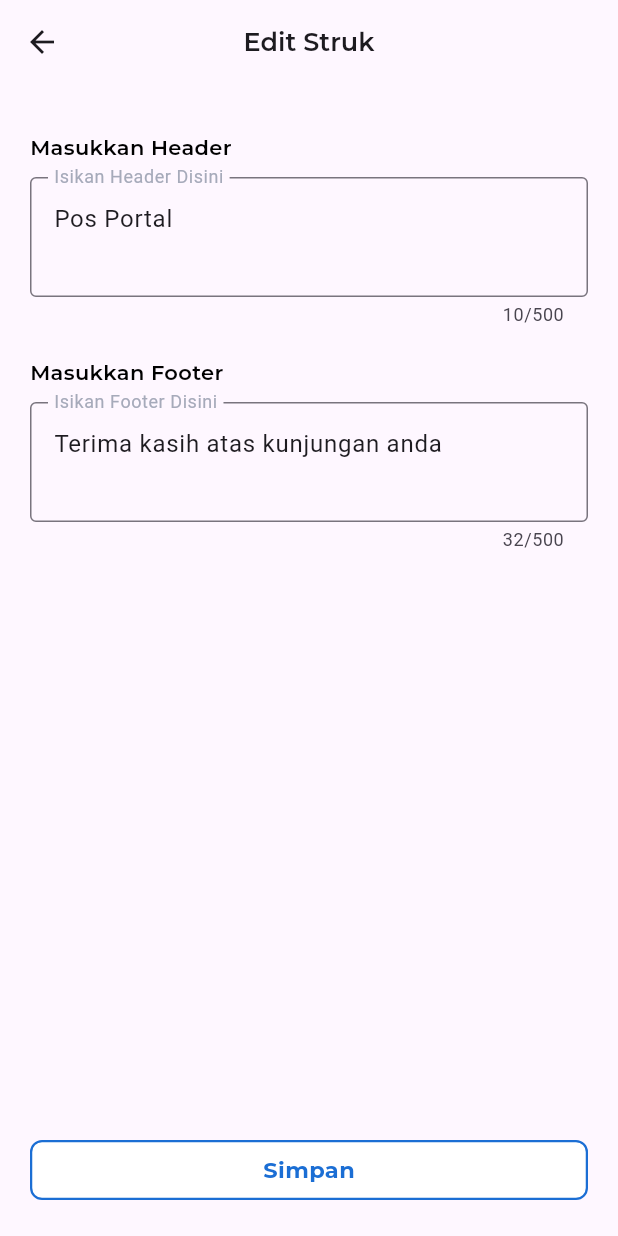
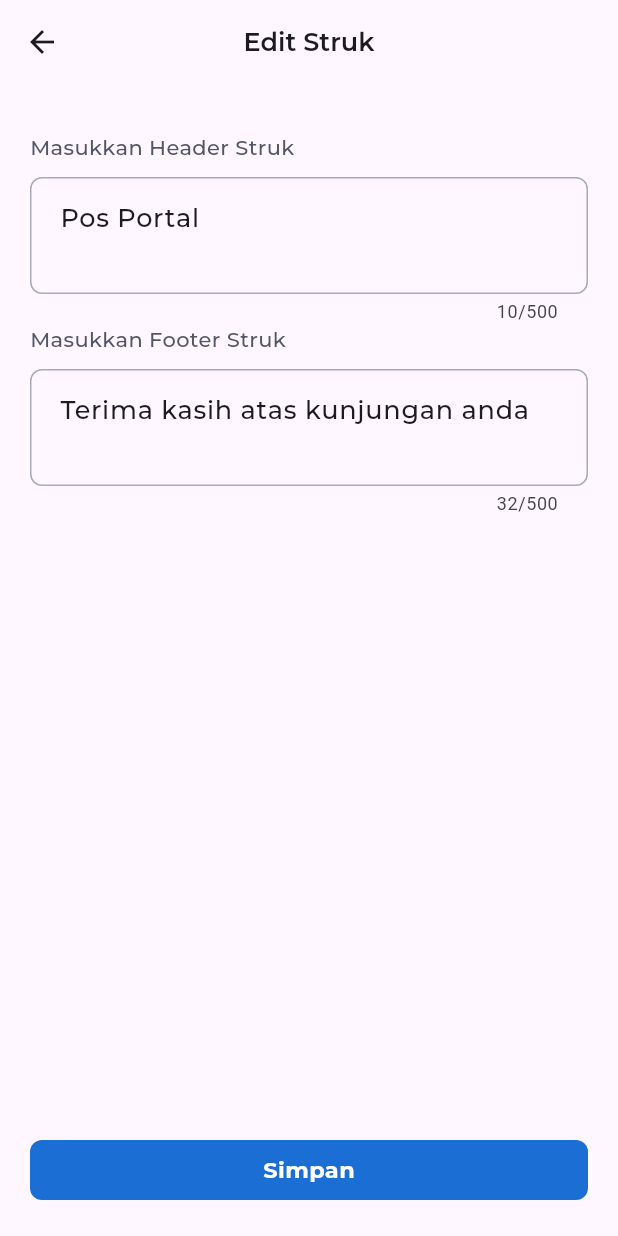
Before and after one commit to hafisrabbani/pos_portal, a Flutter app: the EditStruk screen opened by its route, on a phone screen of 412 x 824 dp. Run offline on Flutter 3.47's test engine with Material 3 defaults, Android fonts, the phone set to English and light mode, and no system bars; our stand-ins replace csv, currency_text_input_formatter, custom_sliding_segmented_control, file_picker, flutter_svg, google_fonts and 5 more; missing offline and left inert: blue_thermal_printer; accounts and stored records are empty; project files that could hold a hidden picture were left out.

Commit message:
import csv

```diff
--- a/lib/view/setting/edit_struk_page.dart
+++ b/lib/view/setting/edit_struk_page.dart
@@ -1,6 +1,7 @@
 import 'package:flutter/material.dart';
 import 'package:pos_portal/view_model/setting_view_model.dart';
 import 'package:pos_portal/widgets/floating_button.dart';
+import 'package:pos_portal/widgets/input_field.dart';
 import 'package:pos_portal/widgets/topbar.dart';
 import '../../widgets/customTextField.dart';
 
@@ -52,54 +53,44 @@ class _EditStrukState extends State<EditStruk> {
                 height: 32,
               ),
               Column(
-                crossAxisAlignment:
-                CrossAxisAlignment.start,
+                crossAxisAlignment: CrossAxisAlignment.start,
                 children: [
-                  const Text(
-                    'Masukkan Header',
-                    style: TextStyle(
-                      fontFamily: 'Montserrat',
-                      fontWeight: FontWeight.w600,
-                      fontSize: 14,
-                      color: Colors.black,
-                    ),
+                  InputField(
+                    label: 'Masukkan Header Struk',
+                    controller: headerController,
+                    hintText: 'Isikan header disini',
+                    isMultiLine: true,
+                    onChanged: (p0) {
+                      setState(() {
+                        print(
+                            "foote contol : ${footerController.text} header contol : ${headerController.text}");
+                      });
+                    },
                   ),
-                  const SizedBox(height: 10),
-                  CustomTextField(
-                    controller: headerController,
-                    labelText: 'Isikan Header Disini',
-                    hintText: 'Isikan Header Disini',
+                  InputField(
+                    label: 'Masukkan Footer Struk',
+                    controller: footerController,
+                    hintText: 'Isikan footer disini',
+                    isMultiLine: true,
+                    onChanged: (p0) {
+                      setState(() {
+                        print(
+                            "foote contol : ${footerController.text} header contol : ${headerController.text}");
+                      });
+                    },
                   ),
                 ],
               ),
               const SizedBox(height: 20),
-              Column(
-                crossAxisAlignment:
-                CrossAxisAlignment.start,
-                children: [
-                  const Text(
-                    'Masukkan Footer',
-                    style: TextStyle(
-                      fontFamily: 'Montserrat',
-                      fontWeight: FontWeight.w600,
-                      fontSize: 14,
-                      color: Colors.black,
-                    ),
-                  ),
-                  const SizedBox(height: 10),
-                  CustomTextField(
-                    controller: footerController,
-                    labelText: 'Isikan Footer Disini',
-                    hintText: 'Isikan Footer Disini',
-                  ),
-                ],
-              ),
             ],
           ),
         ),
       ),
       floatingActionButtonLocation: FloatingActionButtonLocation.centerFloat,
-      floatingActionButton:  FloatingButtonDefault(
+      floatingActionButton: FloatingButtonDefault(
+        isFilled: true,
+        isDisabled:
+            (headerController.text.isEmpty || footerController.text.isEmpty),
         heroTag: "product",
         title: 'Simpan',
         actionPressed: () {
--- a/lib/widgets/input_field.dart
+++ b/lib/widgets/input_field.dart
@@ -11,10 +11,11 @@ class InputField extends StatefulWidget {
   final String? label;
   final bool? isWajibIsi;
   final bool isDuit;
+  final bool isMultiLine;
   late bool inputAngka;
   final bool? isExpanded;
+  final Function(String)? onChanged;
   final String hintText;
-  final String? initialValue;
   final TextEditingController controller;
 
   InputField({
@@ -27,7 +28,8 @@ class InputField extends StatefulWidget {
     this.isWajibIsi = false,
     required this.hintText,
     this.inputAngka = false,
-    this.initialValue,
+    this.isMultiLine = false,
+    this.onChanged,
   });
 
   @override
@@ -76,28 +78,40 @@ class _InputFieldState extends State<InputField> {
           ),
         ),
         TextFormField(
-          initialValue: widget.initialValue,
           expands: widget.isExpanded ?? false,
           controller: widget.controller,
           cursorColor: MyColors.primary,
-          keyboardType:
-              widget.inputAngka ? (TextInputType.number) : TextInputType.text,
+          minLines: widget.isMultiLine ? 2 : null,
+          maxLines: widget.isMultiLine ? 10 : null,
+          maxLength: widget.isMultiLine ? 500 : null,
+          keyboardType: widget.inputAngka
+              ? (TextInputType.number)
+              : (widget.isMultiLine
+                  ? TextInputType.multiline
+                  : TextInputType.text),
           onChanged: widget.inputAngka || widget.isDuit
               ? (value) {
                   if (value.isNotEmpty) {
                     final valueHarga = formatter.getUnformattedValue();
                     debugPrint('valueHarga ${valueHarga.toString()}');
                     widget.onNilaiAngkaChanged!(valueHarga as int? ?? 0);
+                    if (widget.onChanged != null) {
+                      widget.onChanged!(value);
+                    }
                   }
                 }
-              : null,
+              : (widget.onChanged != null)
+                  ? ((value) {
+                      widget.onChanged!(value);
+                    })
+                  : null,
           inputFormatters: widget.isDuit || widget.inputAngka
               ? <TextInputFormatter>[
                   FilteringTextInputFormatter.digitsOnly,
                   formatter
                 ]
               : <TextInputFormatter>[],
-          style: const TextStyle(
+          style: TextStyle(
               fontFamily: 'Montserrat',
               fontWeight: FontWeight.w500,
               fontSize: 17),
@@ -105,18 +119,18 @@ class _InputFieldState extends State<InputField> {
             contentPadding: EdgeInsets.symmetric(vertical: 14, horizontal: 16),
             focusedBorder: OutlineInputBorder(
               borderRadius: BorderRadius.circular(8),
-              borderSide: const BorderSide(
+              borderSide: BorderSide(
                 color: MyColors.primary,
               ),
             ),
             enabledBorder: OutlineInputBorder(
               borderRadius: BorderRadius.circular(8),
-              borderSide: const BorderSide(
+              borderSide: BorderSide(
                 color: MyColors.neutral,
               ),
             ),
             hintText: widget.hintText,
-            hintStyle: const TextStyle(
+            hintStyle: TextStyle(
               color: MyColors.neutral,
             ),
             border: OutlineInputBorder(
--- a/lib/widgets/line_chart.dart
+++ b/lib/widgets/line_chart.dart
@@ -2,8 +2,8 @@ import 'package:flutter/cupertino.dart';
 import 'package:flutter/material.dart';
 import 'package:pos_portal/utils/colors.dart';
 
-class LineChart extends StatelessWidget {
-  const LineChart({
+class LineChartWidget extends StatelessWidget {
+  const LineChartWidget({
     super.key,
   });
 
--- a/pubspec.yaml
+++ b/pubspec.yaml
@@ -24,6 +24,11 @@ dependencies:
   webview_flutter: ^3.0.1
   blue_thermal_printer:
   intl:
+  csv: ^6.0.0
+  file_picker: ^8.0.3
+  path_provider: ^2.1.3
+  open_file: ^3.3.2
+  fl_chart: ^0.68.0
 
 
 dev_dependencies:
```
Also changed, not shown: lib/utils/helpers.dart (+3 -4 lines), lib/view/home/home_page.dart (+6 -22 lines), lib/view/new_product/product_action.dart (+46 -6 lines), lib/view/product/product_action.dart (+20 -8 lines), lib/view/transaction/checkout_confirmation.dart (+7 -18 lines), lib/view/transaction/history_transaction.dart (+9 -6 lines), lib/view/transaction/new_transaction.dart (+9 -4 lines), pubspec.lock, 1 other file.
